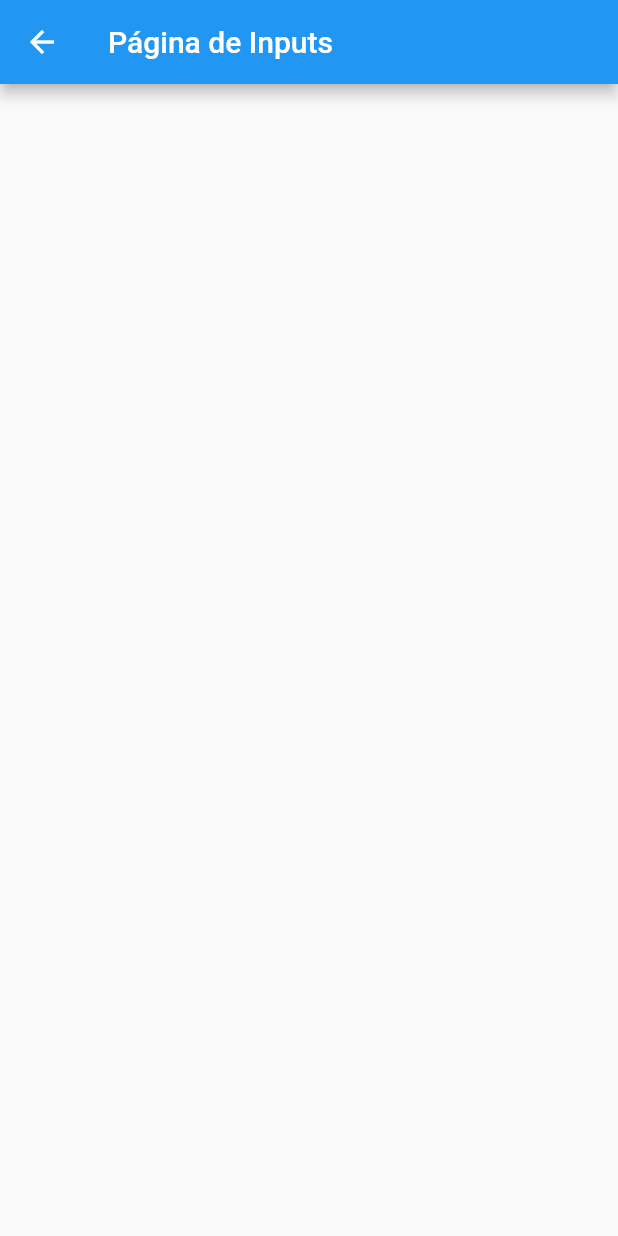
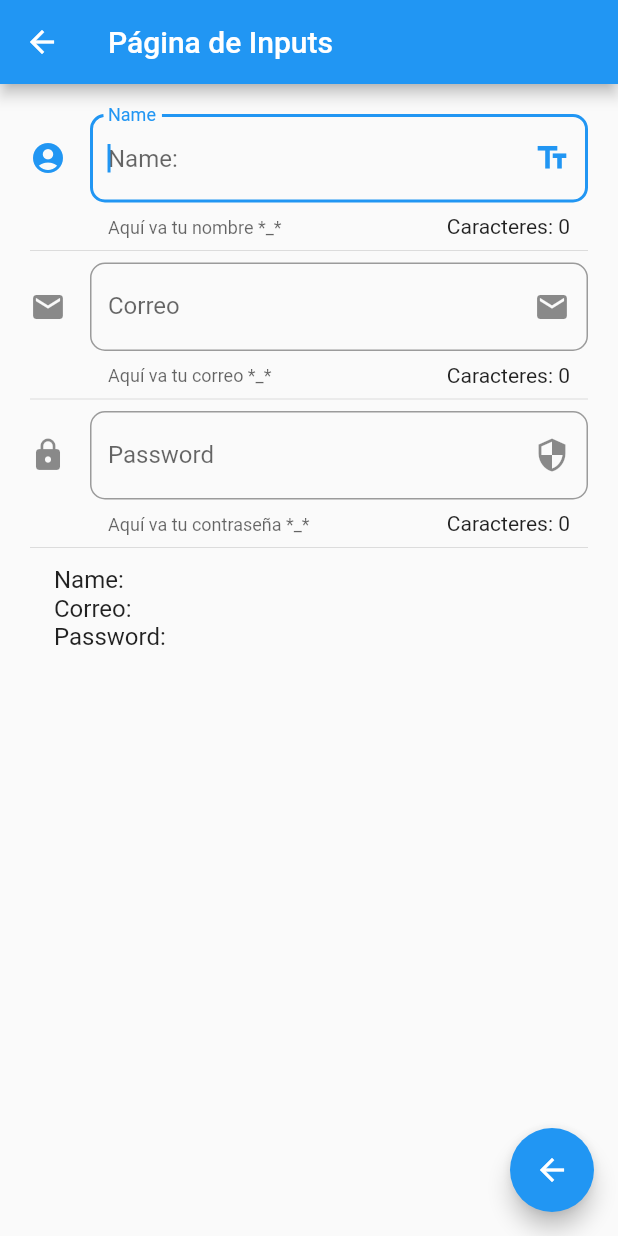
Before and after one commit to Marcowerjr-Personal/Listas, a Flutter app: the InputsPage screen opened by its route, on a phone screen of 412 x 824 dp. Run offline on Flutter 3.47's test engine with Material 2 defaults, Android fonts, the phone set to English and light mode, and no system bars.

Commit message:
Update Pages

```diff
--- a/lib/src/pages/AnimatedPage.dart
+++ b/lib/src/pages/AnimatedPage.dart
@@ -14,6 +14,16 @@ class _AnimatedPageState extends State<AnimatedPage> {
   }
 
   Widget _body() {
-    return Scaffold();
+    return Scaffold(
+      appBar: AppBar(
+        title: Text('Página de Animated'),
+      ),
+      floatingActionButton: FloatingActionButton(
+        onPressed: () {
+          Navigator.pop(context);
+        },
+        child: Icon(Icons.arrow_back),
+      ),
+    );
   }
 }
--- a/lib/src/pages/HomePage.dart
+++ b/lib/src/pages/HomePage.dart
@@ -1,7 +1,6 @@
 import 'dart:core';
 
 import 'package:flutter/material.dart';
-import 'package:listview/src/pages/AlertPage.dart';
 import 'package:listview/src/provider/jsonprovider.dart';
 import 'package:listview/src/utils/StringIcon.dart';
 
--- a/lib/src/pages/InputsPage.dart
+++ b/lib/src/pages/InputsPage.dart
@@ -1,13 +1,13 @@
 import 'package:flutter/material.dart';
 
 class InputsPage extends StatefulWidget {
-  String _name = '', _email = '', _password = '';
-
   @override
   _InputsPageState createState() => _InputsPageState();
 }
 
 class _InputsPageState extends State<InputsPage> {
+  String _name = '', _email = '', _password = '';
+
   @override
   Widget build(BuildContext context) {
     return _body();
@@ -18,6 +18,84 @@ class _InputsPageState extends State<InputsPage> {
       appBar: AppBar(
         title: Text('Página de Inputs'),
       ),
+      floatingActionButton: FloatingActionButton(
+        onPressed: () {
+          Navigator.pop(context);
+        },
+        child: Icon(Icons.arrow_back),
+      ),
+      body: _inputElements(),
     );
   }
+
+  Widget _inputElements() => ListView(
+        padding: EdgeInsets.symmetric(horizontal: 20, vertical: 20),
+        children: <Widget>[
+          _textField(),
+          Divider(),
+          _emailField(),
+          Divider(),
+          _passwordField(),
+          Divider(),
+          _showData()
+        ],
+      );
+
+  Widget _textField() => TextField(
+        autofocus: true,
+        textCapitalization: TextCapitalization.sentences, //teclado
+        decoration: InputDecoration(
+            border: OutlineInputBorder(borderRadius: BorderRadius.circular(10)),
+            hintText: 'Name:',
+            labelText: 'Name',
+            helperText: 'Aquí va tu nombre *_*',
+            suffixIcon: Icon(Icons.text_fields), //aparece a la derecha de field
+            icon: Icon(Icons.account_circle),
+            counter: Text('Caracteres: ${_name.length}')),
+        onChanged: (text) {
+          //evento
+          setState(() {
+            _name = text;
+          });
+        },
+      );
+  Widget _emailField() => TextField(
+        textCapitalization: TextCapitalization.sentences, //teclado
+        keyboardType: TextInputType.emailAddress, //tipo de entrada de email
+        decoration: InputDecoration(
+            border: OutlineInputBorder(borderRadius: BorderRadius.circular(10)),
+            hintText: 'Correo:',
+            labelText: 'Correo',
+            helperText: 'Aquí va tu correo *_*',
+            suffixIcon: Icon(Icons.mail), //aparece a la derecha de field
+            icon: Icon(Icons.mail),
+            counter: Text('Caracteres: ${_email.length}')),
+        onChanged: (text) {
+          //evento
+          setState(() {
+            _email = text;
+          });
+        },
+  );
+  Widget _passwordField() => TextField(
+        //textCapitalization: TextCapitalization.sentences, //teclado
+        obscureText: true,
+        decoration: InputDecoration(
+            border: OutlineInputBorder(borderRadius: BorderRadius.circular(10)),
+            hintText: 'Password:',
+            labelText: 'Password',
+            helperText: 'Aquí va tu contraseña *_*',
+            suffixIcon: Icon(Icons.security), //aparece a la derecha de field
+            icon: Icon(Icons.lock),
+            counter: Text('Caracteres: ${_password.length}')),
+        onChanged: (text) {
+          //evento
+          setState(() {
+            _password = text;
+          });
+        },
+  );
+  Widget _showData() => ListTile(
+        title: Text('Name: $_name\nCorreo: $_email\nPassword: $_password'),
+      );
 }
```
